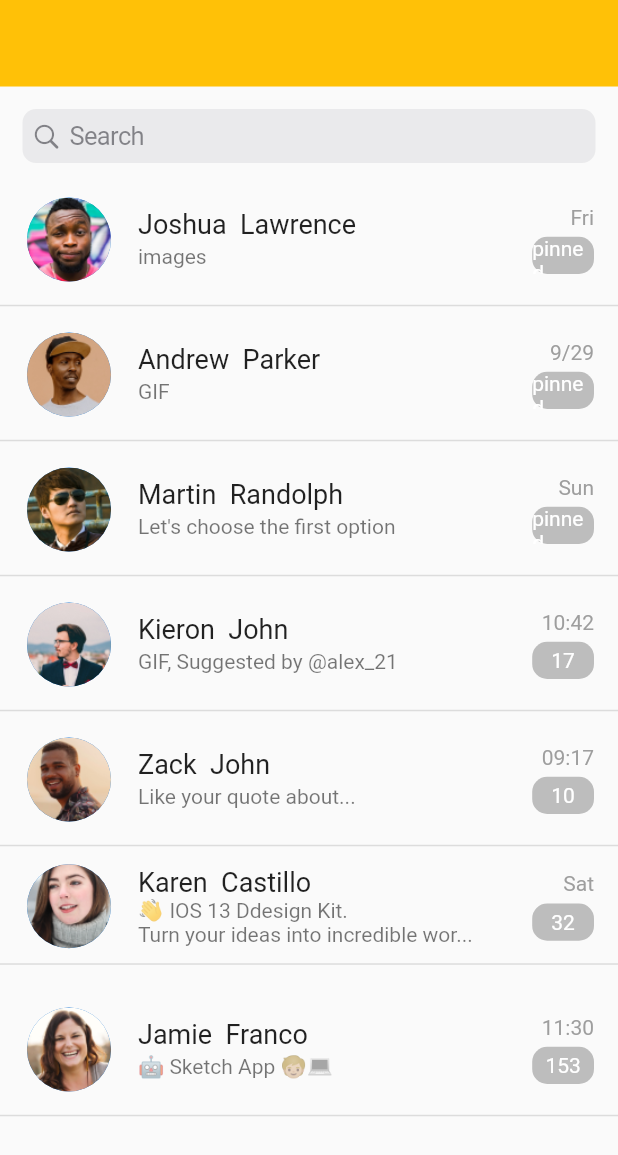
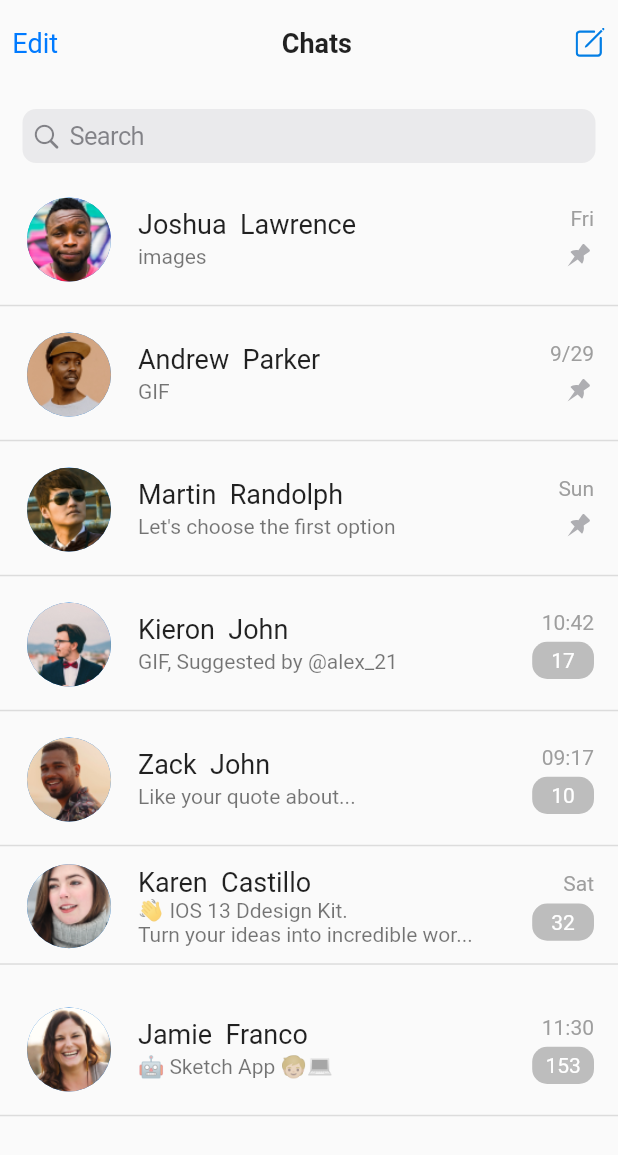
Before and after one commit to ilyosyusuf/telegramUI, a Flutter app: the screen it shows after launch, on a phone screen of 412 x 824 dp. Shown: the top 1155 px of the screen. Run offline on Flutter 3.47's test engine with Material 2 defaults, Android fonts, the phone set to English and light mode, and no system bars; drawn by our look-alikes of flutter_slidable; our stand-ins replace bloc, flutter_bloc, flutter_svg.

Commit message:
flutter slidable widget was added

```diff
--- a/lib/core/constants/font/font_style.dart
+++ b/lib/core/constants/font/font_style.dart
@@ -1,10 +1,14 @@
 import 'package:flutter/material.dart';
+import 'package:telegram/core/constants/colors/color_const.dart';
 import 'package:telegram/core/constants/font/font_size.dart';
+import 'package:telegram/core/constants/font/font_weight.dart';
 
 class FStyles {
   static const TextStyle headline1s = TextStyle(fontSize: FSize.huge);
   static const TextStyle headline2s = TextStyle(fontSize: FSize.large);
   static const TextStyle headline3s = TextStyle(fontSize: FSize.medium);
+  static const TextStyle headline3bold = TextStyle(fontSize: FSize.medium, fontWeight: FWeight.bold);
+  static TextStyle headline3blue = TextStyle(fontSize: FSize.medium, color: ColorConst.kPrimaryColor);
   static const TextStyle headline4s = TextStyle(fontSize: FSize.medium);
   static const TextStyle headline4sbold = TextStyle(fontSize: FSize.medium);
   static const TextStyle headline5s = TextStyle(fontSize: FSize.medium);
--- a/lib/screens/pages/chats/pages/chat_page.dart
+++ b/lib/screens/pages/chats/pages/chat_page.dart
@@ -1,15 +1,15 @@
 import 'package:flutter/cupertino.dart';
 import 'package:flutter/material.dart';
 import 'package:flutter_bloc/flutter_bloc.dart';
+import 'package:flutter_svg/flutter_svg.dart';
 import 'package:telegram/core/components/boxdecorations/box_only_decoration.dart';
-import 'package:telegram/core/constants/colors/color_const.dart';
-import 'package:telegram/core/constants/font/font_size.dart';
 import 'package:telegram/core/constants/font/font_style.dart';
 import 'package:telegram/core/extensions/context_extension.dart';
 import 'package:telegram/screens/mainview/cubit/main_cubit.dart';
+import 'package:telegram/screens/pages/chats/widgets/chat_list_tile_widget.dart';
+import 'package:telegram/widgets/appbarwidget/appbarwidget.dart';
 
 class ChatPage extends StatelessWidget {
-  // final List<dynamic> users;
   const ChatPage({Key? key}) : super(key: key);
 
   @override
@@ -24,10 +24,7 @@ class ChatPage extends StatelessWidget {
       bottom: false,
       child: Column(
         children: [
-          Container(
-            height: context.h * 0.07,
-            color: Colors.amber,
-          ),
+          AppBarWidget(leading: InkWell(child: Text("Edit", style: FStyles.headline3blue)), center: Text("Chats", style: FStyles.headline3bold,), trailing: SvgPicture.asset('assets/icons/edit.svg'),),
           Expanded(
             child: SingleChildScrollView(
               child: Column(
@@ -36,7 +33,6 @@ class ChatPage extends StatelessWidget {
                     padding: const EdgeInsets.all(15.0),
                     child: CupertinoSearchTextField(),
                   ),
-                  // Text(users[0]["name"])
                   SizedBox(
                     height: 700,
                     child: ListView.builder(
@@ -44,41 +40,7 @@ class ChatPage extends StatelessWidget {
                         itemExtent: 90,
                         itemCount: 7,
                         itemBuilder: (context, i) {
-                          return Column(
-                            children: [
-                              ListTile(
-                                leading: CircleAvatar(
-                                  radius: 30,
-                                    backgroundImage: AssetImage(users[i]['image_url']),
-                                    ),
-                                title: Text(
-                                  "${users[i]['name'].toString()} "
-                                  " ${users[i]['surname'].toString()}",
-                                  style: FStyles.headline3s,
-                                ),
-                                subtitle: Text(users[i]['message'].toString()),
-                                trailing: SizedBox(
-                                  child: Column(
-                                    crossAxisAlignment: CrossAxisAlignment.end,
-                                    mainAxisAlignment: MainAxisAlignment.spaceEvenly,
-                                    children: [
-                                      Text(users[i]['moment'], style: TextStyle(color: Colors.grey),),
-                                      // Chip(label: )
-                                    Container(
-                                      alignment: Alignment.center,
-                                        width: context.w * 0.1,
-                                        height: context.h * 0.03,
-                                        child: Text(users[i]['pin'], style: TextStyle(color: Colors.white), overflow: TextOverflow.clip,),
-                                        decoration: BoxOnlyDecoration.decor(Colors.grey.shade400, topLeft: 10.0, topRight: 10.0, bottomLeft: 10.0, bottomRight: 10.0)
-                                      )
-
-                                    ],
-                                  ),
-                                ),
-                              ),
-                              Divider(thickness: 1)
-                            ],
-                          );
+                          return ChatListTileWidget(user: users[i]);
                         }),
                   )
                 ],
--- /dev/null
+++ b/lib/screens/pages/chats/widgets/chat_list_tile_widget.dart
@@ -0,0 +1,62 @@
+import 'package:flutter/material.dart';
+import 'package:flutter/src/foundation/key.dart';
+import 'package:flutter/src/widgets/framework.dart';
+import 'package:flutter_svg/flutter_svg.dart';
+import 'package:telegram/core/components/boxdecorations/box_only_decoration.dart';
+import 'package:telegram/core/constants/font/font_style.dart';
+import 'package:telegram/core/extensions/context_extension.dart';
+import 'package:telegram/screens/pages/chats/widgets/dismiss_widget.dart';
+
+class ChatListTileWidget extends StatelessWidget {
+  Map user;
+  ChatListTileWidget({Key? key, required this.user}) : super(key: key);
+
+  @override
+  Widget build(BuildContext context) {
+    return DissmissWidget(listTile: Column(
+      children: [
+        ListTile(
+          leading: CircleAvatar(
+            radius: 30,
+            backgroundImage: AssetImage(user['image_url']),
+          ),
+          title: Text(
+            "${user['name'].toString()} "
+            " ${user['surname'].toString()}",
+            style: FStyles.headline3s,
+          ),
+          subtitle: Text(user['message'].toString()),
+          trailing: SizedBox(
+            child: Column(
+              crossAxisAlignment: CrossAxisAlignment.end,
+              mainAxisAlignment: MainAxisAlignment.spaceEvenly,
+              children: [
+                Text(
+                  user['moment'],
+                  style: TextStyle(color: Colors.grey),
+                ),
+                user['pin'] == "pinned" ? SvgPicture.asset('assets/icons/pin.svg') :
+                Container(
+                    alignment: Alignment.center,
+                    width: context.w * 0.1,
+                    height: context.h * 0.03,
+                    child:
+                     Text(
+                      user['pin'],
+                      style: TextStyle(color: Colors.white),
+                      overflow: TextOverflow.clip,
+                    ),
+                    decoration: BoxOnlyDecoration.decor(Colors.grey.shade400,
+                        topLeft: 10.0,
+                        topRight: 10.0,
+                        bottomLeft: 10.0,
+                        bottomRight: 10.0))
+              ],
+            ),
+          ),
+        ),
+        Divider(thickness: 1)
+      ],
+    ));
+  }
+}
--- /dev/null
+++ b/lib/screens/pages/chats/widgets/dismiss_widget.dart
@@ -0,0 +1,60 @@
+import 'package:flutter/material.dart';
+import 'package:flutter_slidable/flutter_slidable.dart';
+import 'package:telegram/core/constants/colors/color_const.dart';
+
+class DissmissWidget extends StatelessWidget {
+  Widget listTile;
+  DissmissWidget({Key? key, required this.listTile}) : super(key: key);
+
+  @override
+  Widget build(BuildContext context) {
+    return Slidable(
+        key: UniqueKey(),
+        startActionPane: ActionPane(
+          motion: DrawerMotion(),
+          children: [
+            SlidableAction(
+              onPressed: (context) {},
+              backgroundColor: ColorConst.kPrimaryColor,
+              foregroundColor: Colors.white,
+              icon: Icons.messenger,
+              label: 'Unread',
+            ),
+            SlidableAction(
+              onPressed: (context) {},
+              backgroundColor: ColorConst.kPin,
+              foregroundColor: Colors.white,
+              icon: Icons.push_pin,
+              label: 'Pin',
+            ),
+          ],
+        ),
+        endActionPane: ActionPane(
+          motion: DrawerMotion(),
+          children: [
+            SlidableAction(
+              onPressed: (context) {},
+              backgroundColor: ColorConst.kMute,
+              foregroundColor: Colors.white,
+              icon: Icons.volume_mute_rounded,
+              label: 'Mute',
+            ),
+            SlidableAction(
+              onPressed: (context) {},
+              backgroundColor: ColorConst.kDelete,
+              foregroundColor: Colors.white,
+              icon: Icons.delete,
+              label: 'Delete',
+            ),
+            SlidableAction(
+              onPressed: (context) {},
+              backgroundColor: Colors.grey.shade400,
+              foregroundColor: Colors.white,
+              icon: Icons.archive,
+              label: 'Archive',
+            ),
+          ],
+        ),
+        child: listTile);
+  }
+}
--- /dev/null
+++ b/lib/widgets/buttons/back_button.dart
@@ -0,0 +1,33 @@
+
+import 'package:flutter/material.dart';
+import 'package:telegram/core/constants/colors/color_const.dart';
+import 'package:telegram/core/constants/font/font_size.dart';
+import 'package:telegram/core/constants/font/font_style.dart';
+
+class BackButtonWidgets extends StatelessWidget {
+  final VoidCallback ontap;
+  final String text;
+  final Icon icon;
+  BackButtonWidgets({this.icon = const Icon(
+            Icons.chevron_left_outlined,
+            size: FSize.extraLarge,
+            color: Colors.blue
+          ),this.text = 'Back', required this.ontap, Key? key})
+      : super(key: key);
+
+  @override
+  Widget build(BuildContext context) {
+    return InkWell(
+      onTap: ontap,
+      child: Row(
+        children: [
+          icon,
+          Text(
+            text,
+            style: FStyles.headline3blue,
+          ),
+        ],
+      ),
+    );
+  }
+}
--- a/pubspec.yaml
+++ b/pubspec.yaml
@@ -36,6 +36,8 @@ dependencies:
   cupertino_icons: ^1.0.2
   bloc: ^8.0.3
   flutter_bloc: ^8.0.1
+  flutter_svg: ^1.1.0
+  flutter_slidable: ^1.3.0
 
 dev_dependencies:
   flutter_test:
@@ -63,6 +65,7 @@ flutter:
   assets:
     - assets/images/
     - assets/images/userimages/
+    - assets/icons/
     - lib/core/mock/
   #   - images/a_dot_ham.jpeg
 
```
Also changed, not shown: lib/screens/pages/contacts/contacts_view.dart (added), lib/widgets/appbarwidget/appbarwidget.dart (renamed from lib/screens/pages/chats/widgets/appbarwidget/appbarwidget.dart), pubspec.lock.
